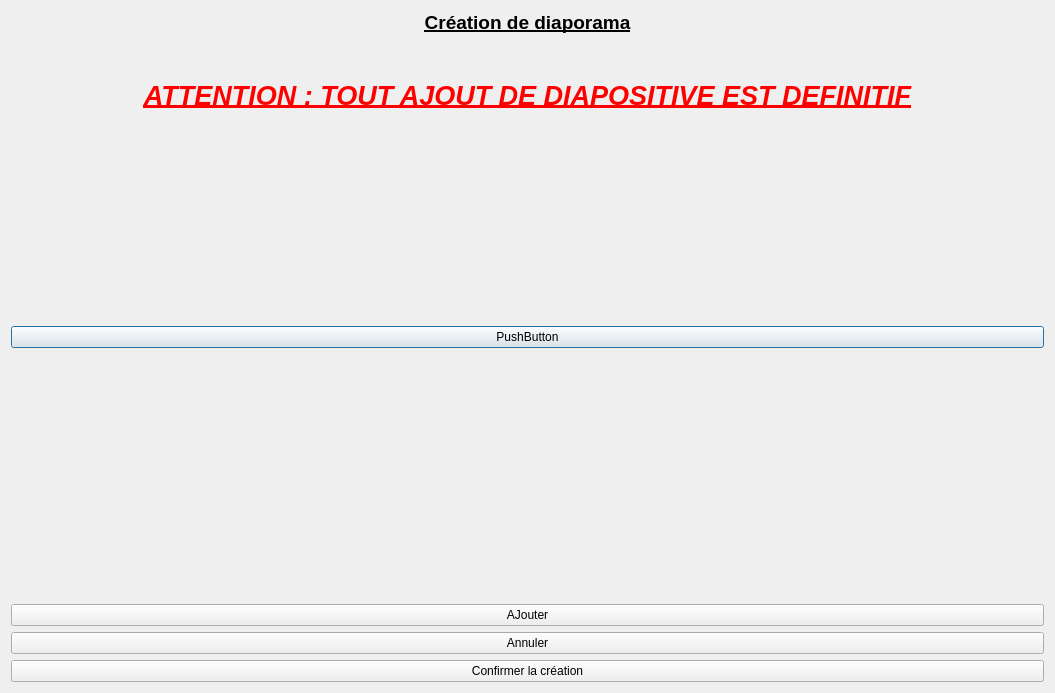
Above: V7_MVP_lecteurDiaporama/Fichiers de code/creationdiaporama.ui from FranzouGame/SAE1.01-LecteurDiaporama before the change. Below: the same form after it.
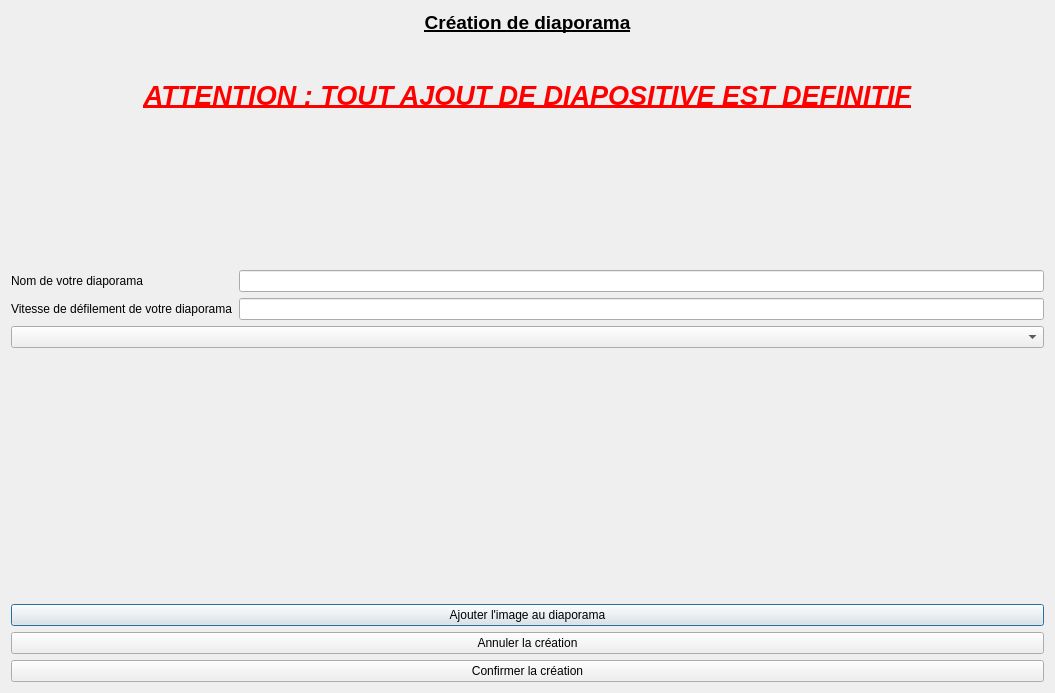
That is the form after the change.

Commit message: Maj interface création

Patch:
```diff
--- a/V7_MVP_lecteurDiaporama/Fichiers de code/creationdiaporama.ui
+++ b/V7_MVP_lecteurDiaporama/Fichiers de code/creationdiaporama.ui
@@ -124,16 +124,35 @@
       </spacer>
      </item>
      <item>
-      <layout class="QHBoxLayout" name="hLayoutAjout_2">
-       <item>
-        <widget class="QPushButton" name="pushButton_4">
+      <layout class="QFormLayout" name="formLayout">
+       <item row="0" column="0">
+        <widget class="QLabel" name="label_3">
          <property name="text">
-          <string>PushButton</string>
+          <string>Nom de votre diaporama</string>
          </property>
         </widget>
        </item>
+       <item row="0" column="1">
+        <widget class="QLineEdit" name="lineEdit"/>
+       </item>
+       <item row="1" column="0">
+        <widget class="QLabel" name="label_4">
+         <property name="text">
+          <string>Vitesse de défilement de votre diaporama</string>
+         </property>
+        </widget>
+       </item>
+       <item row="1" column="1">
+        <widget class="QLineEdit" name="lineEdit_2"/>
+       </item>
       </layout>
      </item>
+     <item>
+      <widget class="QComboBox" name="comboBox"/>
+     </item>
+     <item>
+      <layout class="QHBoxLayout" name="hLayoutAjout_2"/>
+     </item>
      <item>
       <spacer name="verticalSpacer_3">
        <property name="orientation">
@@ -157,14 +176,14 @@
          <item>
           <widget class="QPushButton" name="pushButton_2">
            <property name="text">
-            <string>AJouter</string>
+            <string>Ajouter l'image au diaporama</string>
            </property>
           </widget>
          </item>
          <item>
           <widget class="QPushButton" name="pushButton_3">
            <property name="text">
-            <string>Annuler</string>
+            <string>Annuler la création</string>
            </property>
           </widget>
          </item>
```
Left out of the diff: 2 changed lines with no effect on the pictures.
